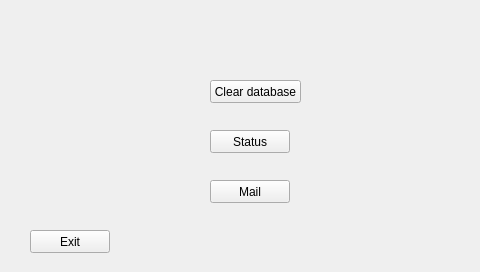
The window that GUI_Nikolai/admin.ui (EITPRJ3/GUI_Software) describes before a commit, drawn with Qt 5.
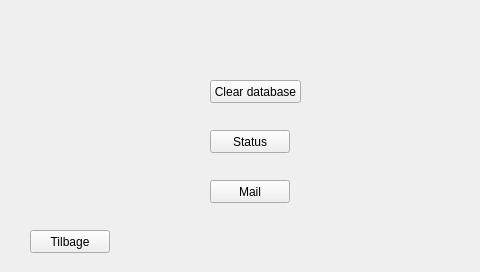
The same window after the commit.

The edit to the form file:
```diff
--- a/GUI_Nikolai/admin.ui
+++ b/GUI_Nikolai/admin.ui
@@ -49,7 +49,7 @@
     </rect>
    </property>
    <property name="text">
-    <string>Exit</string>
+    <string>Tilbage</string>
    </property>
   </widget>
   <widget class="QPushButton" name="Mail">
```
